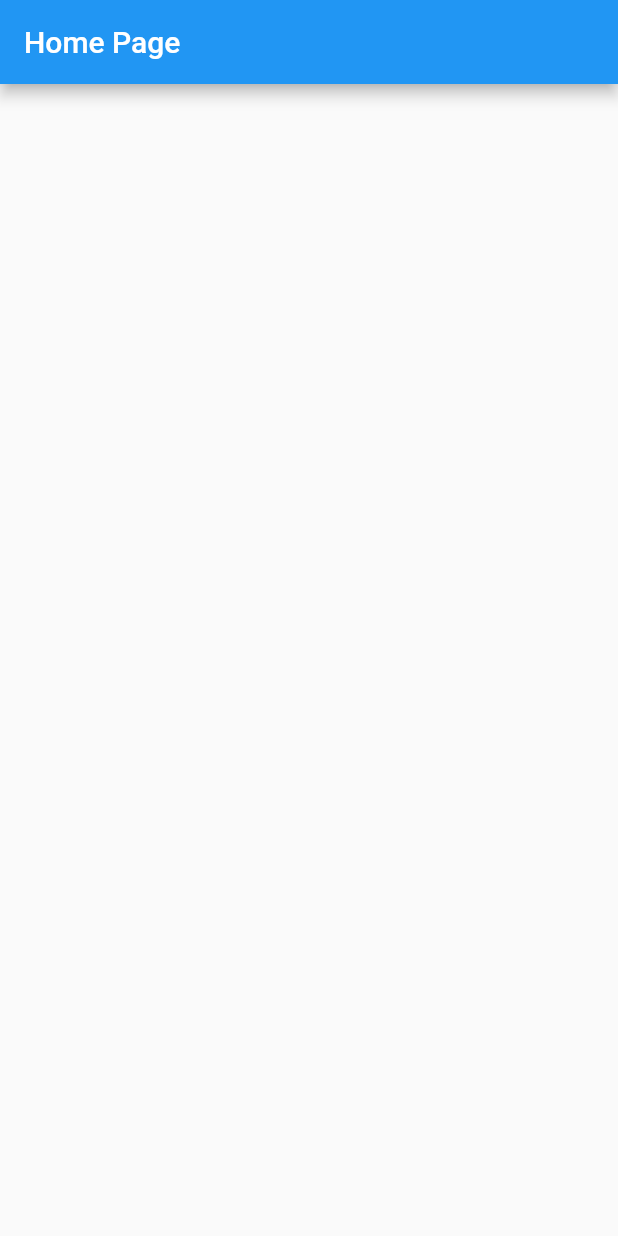
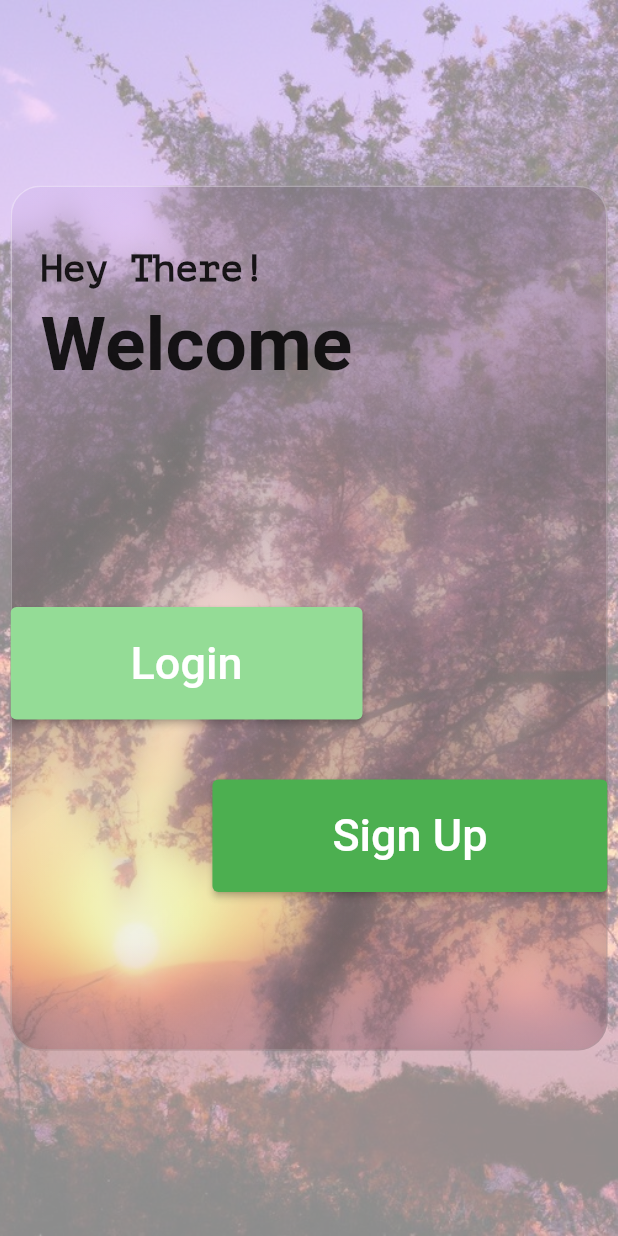
Before and after one commit to o-omki/depression-assessment-app, a Flutter app: the screen it shows after launch, on a phone screen of 412 x 824 dp. Run offline on Flutter 3.47's test engine with Material 2 defaults, Android fonts, the light colour scheme and no system bars; drawn by our look-alikes of glassmorphism.

Commit message:
Added Login SignUp prompt page

```diff
--- /dev/null
+++ b/lib/login_signup_prompt.dart
@@ -0,0 +1,110 @@
+import 'package:flutter/material.dart';
+import 'package:glassmorphism/glassmorphism.dart';
+
+class PromptMenu extends StatelessWidget {
+  const PromptMenu({super.key});
+
+  @override
+  Widget build(BuildContext context) {
+    return Container(
+      constraints: const BoxConstraints.expand(),
+      decoration: const BoxDecoration(
+        image: DecorationImage(
+            image: AssetImage("assets/images/screen_bg.jpg"),
+            opacity: 0.45,
+            fit: BoxFit.cover),
+      ),
+      child: Scaffold(
+        backgroundColor: Colors.transparent,
+        body: Center(
+          child: Padding(
+            padding: const EdgeInsets.symmetric(horizontal: 7),
+            child: GlassmorphicContainer(
+              width: MediaQuery.of(context).size.width * 1,
+              height: MediaQuery.of(context).size.height * 0.7,
+              borderRadius: 20,
+              blur: 7,
+              border: 1,
+              linearGradient: LinearGradient(
+                begin: Alignment.topLeft,
+                end: Alignment.bottomRight,
+                colors: [
+                  Colors.white.withOpacity(0.25),
+                  Colors.grey.withOpacity(0.2),
+                ],
+              ),
+              borderGradient: LinearGradient(
+                begin: Alignment.topLeft,
+                end: Alignment.bottomRight,
+                colors: [
+                  Colors.white.withOpacity(0.4),
+                  Colors.grey.withOpacity(0.25),
+                ],
+              ),
+              child: Column(
+                crossAxisAlignment: CrossAxisAlignment.start,
+                children: [
+                  const SizedBox(
+                    height: 42,
+                  ),
+                  const Padding(
+                    padding: EdgeInsets.only(left: 20),
+                    child: Text(
+                      "Hey There!",
+                      style: TextStyle(
+                          fontFamily: "PTMono",
+                          fontSize: 25,
+                          fontWeight: FontWeight.bold),
+                    ),
+                  ),
+                  const Padding(
+                    padding: EdgeInsets.only(left: 20, top: 7),
+                    child: Text(
+                      "Welcome",
+                      style:
+                          TextStyle(fontSize: 50, fontWeight: FontWeight.w600),
+                    ),
+                  ),
+                  const SizedBox(
+                    height: 145,
+                  ),
+                  ElevatedButton(
+                    onPressed: () {},
+                    style: ElevatedButton.styleFrom(
+                      backgroundColor: const Color.fromARGB(255, 148, 220, 150),
+                      padding: const EdgeInsets.symmetric(
+                          vertical: 20, horizontal: 80),
+                    ),
+                    child: const Text(
+                      "Login",
+                      style: TextStyle(fontSize: 30),
+                    ),
+                  ),
+                  const SizedBox(
+                    height: 40,
+                  ),
+                  Align(
+                    alignment: Alignment.topRight,
+                    child: ElevatedButton(
+                      onPressed: () {},
+                      style: ElevatedButton.styleFrom(
+                        padding: const EdgeInsets.symmetric(
+                            vertical: 20, horizontal: 80),
+                      ),
+                      child: const Text(
+                        "Sign Up",
+                        style: TextStyle(
+                          fontSize: 30,
+                        ),
+                      ),
+                    ),
+                  ),
+                ],
+              ),
+            ),
+          ),
+        ),
+      ),
+    );
+  }
+}
--- a/lib/main.dart
+++ b/lib/main.dart
@@ -1,4 +1,5 @@
 import 'package:flutter/material.dart';
+import 'package:serenity_space/login_signup_prompt.dart';
 
 void main() {
   runApp(const MyApp());
@@ -13,13 +14,9 @@ class MyApp extends StatelessWidget {
       debugShowCheckedModeBanner: false,
       title: 'Serenity Space',
       theme: ThemeData(
-        primarySwatch: Colors.blue,
+        primarySwatch: Colors.green,
       ),
-      home: Scaffold(
-        appBar: AppBar(
-          title: const Text('Home Page'),
-        ),
-      ),
+      home: PromptMenu(),
     );
   }
 }
```
Also changed, not shown: pubspec.yaml (+10 -3 lines), assets/fonts/PTMono-Regular.ttf (added), assets/icons/mental_health.png (renamed from asset/icons/mental_health.png), assets/images/screen_bg.jpg (added), pubspec.lock.
